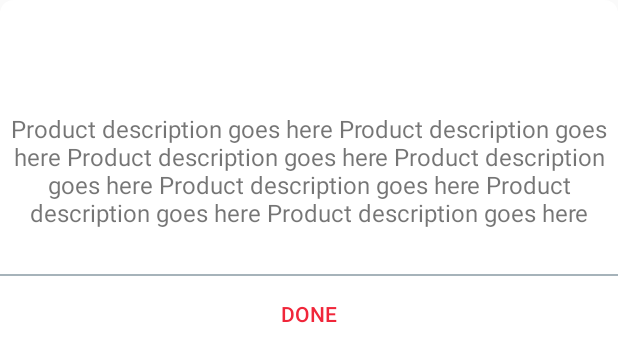
After one commit to PrishanM/SwifterUser, an Android app: the layout custom_product_details.xml on its own in the app's theme, with its tools: preview values and no code run, on a phone screen of 412 x 824 dp. The commit adds this screen. Shown: the top 362 px of the screen. Run offline under Robolectric (Android 15) with nearby library versions, the phone set to English and light mode, and no system bars; network calls fail.

Commit message:
Sprint 2

```diff
--- a/app/src/main/java/com/evensel/swyftr/purchase/CategoryProduct.java
+++ b/app/src/main/java/com/evensel/swyftr/purchase/CategoryProduct.java
@@ -26,7 +26,6 @@ import android.widget.EditText;
 import android.widget.ListView;
 import android.widget.TextView;
 
-import com.evensel.swyftr.MainActivity;
 import com.evensel.swyftr.R;
 import com.evensel.swyftr.util.AppController;
 import com.evensel.swyftr.util.AppURL;
@@ -136,7 +135,7 @@ public class CategoryProduct extends AppCompatActivity implements View.OnClickLi
     private void setupViewPager() {
         viewPager.setAdapter(null);
         ArrayList<String> titles = new ArrayList<>();
-        titles.add("Foodcity");
+        titles.add("Wine World");
 
         searchItemPagerAdapter =
                 new SearchItemPagerAdapter(getSupportFragmentManager(),titles);
--- a/app/src/main/java/com/evensel/swyftr/purchase/PurchaseFragment.java
+++ b/app/src/main/java/com/evensel/swyftr/purchase/PurchaseFragment.java
@@ -144,7 +144,7 @@ public class PurchaseFragment extends Fragment implements OnMapReadyCallback,Vie
         viewPager.getCurrentItem();
         viewPager.setAdapter(null);
         ArrayList<String> titles = new ArrayList<>();
-        titles.add("Foodcity");
+        titles.add("Wine World");
         /*titles.add("Grocerymart");
         titles.add("Laugfs");*/
         searchItemPagerAdapter =
@@ -157,7 +157,7 @@ public class PurchaseFragment extends Fragment implements OnMapReadyCallback,Vie
     private void setupViewPager() {
 
         ArrayList<String> titles = new ArrayList<>();
-        titles.add("Foodcity");
+        titles.add("Wine World");
         /*titles.add("Grocerymart");
         titles.add("Laugfs");*/
 
--- a/app/src/main/java/com/evensel/swyftr/util/JsonRequestManager.java
+++ b/app/src/main/java/com/evensel/swyftr/util/JsonRequestManager.java
@@ -1,6 +1,7 @@
 package com.evensel.swyftr.util;
 
 import android.content.Context;
+import android.util.Log;
 
 import com.android.volley.DefaultRetryPolicy;
 import com.android.volley.Request;
@@ -633,6 +634,9 @@ public class JsonRequestManager {
 
 		url = url+"&token="+token;
 
+		Log.d("XXXXXXXXXXXX",url);
+
+
 		JsonObjectRequest jsonObjReq = new JsonObjectRequest(Request.Method.GET,
 				url, null,
 				new Response.Listener<JSONObject>() {
--- /dev/null
+++ b/app/src/main/res/drawable/cornered_dialog.xml
@@ -0,0 +1,9 @@
+<?xml version="1.0" encoding="utf-8"?>
+<shape xmlns:android="http://schemas.android.com/apk/res/android">
+
+    <solid android:color="@android:color/white" />
+    <stroke android:width="3px" android:color="@android:color/white" />
+
+    <corners android:topLeftRadius="8dp" android:topRightRadius="8dp" android:bottomLeftRadius="8dp" android:bottomRightRadius="8dp"/>
+
+</shape>
--- a/app/src/main/res/layout/activity_cart.xml
+++ b/app/src/main/res/layout/activity_cart.xml
@@ -60,7 +60,7 @@
         <TextView
             android:layout_width="match_parent"
             android:layout_height="wrap_content"
-            android:text="Food City"
+            android:text="Wine World"
             android:textSize="@dimen/font_xxlarge"
             android:textColor="@android:color/black"/>
 
@@ -71,6 +71,10 @@
             android:textSize="@dimen/font_large"/>
 
     </LinearLayout>
+
+    <Space
+        android:layout_width="match_parent"
+        android:layout_height="@dimen/space_normal" />
 
     <com.baoyz.swipemenulistview.SwipeMenuListView
         android:id="@+id/listProducts"
--- /dev/null
+++ b/app/src/main/res/layout/custom_product_details.xml
@@ -0,0 +1,67 @@
+<?xml version="1.0" encoding="utf-8"?>
+<RelativeLayout xmlns:android="http://schemas.android.com/apk/res/android"
+    android:layout_width="match_parent"
+    android:layout_height="match_parent"
+    android:background="@drawable/cornered_dialog">
+
+    <LinearLayout
+        android:layout_width="match_parent"
+        android:layout_height="wrap_content"
+        android:orientation="vertical">
+
+        <TextView
+            android:id="@+id/txtProductName"
+            android:layout_width="match_parent"
+            android:layout_height="wrap_content"
+            android:text=""
+            android:textColor="@android:color/black"
+            android:textSize="@dimen/font_xlarge"
+            android:gravity="center"
+            android:paddingTop="@dimen/space_normal"
+            android:paddingBottom="@dimen/space_normal"/>
+
+        <Space
+            android:layout_width="match_parent"
+            android:layout_height="@dimen/space_large" />
+
+        <TextView
+            android:id="@+id/txtDescription"
+            android:layout_width="match_parent"
+            android:layout_height="wrap_content"
+            android:text="Product description goes here Product description goes here Product description goes here Product description goes here Product description goes here Product description goes here Product description goes here"
+            android:textSize="@dimen/font_large"
+            android:gravity="center"
+            android:paddingTop="@dimen/space_normal"
+            android:paddingBottom="@dimen/space_normal"/>
+
+        <Space
+            android:layout_width="match_parent"
+            android:layout_height="@dimen/space_large" />
+
+        <View
+            android:layout_width="match_parent"
+            android:layout_height="1dp"
+            android:background="@color/colorViewTransparent"/>
+
+        <LinearLayout
+            android:layout_width="match_parent"
+            android:layout_height="wrap_content"
+            android:orientation="horizontal"
+            android:weightSum="1"
+            android:gravity="center">
+
+            <Button
+                android:id="@+id/btnDone"
+                android:layout_width="0dp"
+                android:layout_weight="1"
+                android:layout_height="50dp"
+                android:text="Done"
+                android:textColor="@color/colorAccent"
+                android:background="@android:color/white"/>
+
+        </LinearLayout>
+
+
+    </LinearLayout>
+
+</RelativeLayout>
--- a/app/src/main/res/layout/fragment_items_base.xml
+++ b/app/src/main/res/layout/fragment_items_base.xml
@@ -55,7 +55,7 @@
                 android:id="@+id/imgLeft"
                 android:layout_width="40dp"
                 android:layout_height="40dp"
-                android:src="@drawable/go_back_btn"/>
+                android:src="@drawable/btn_home"/>
 
 
             <LinearLayout
```
Also changed, not shown: app/src/main/java/com/evensel/swyftr/purchase/SearchItemsRecycleAdapter.java (+31 -1 lines), app/src/main/res/drawable/cornered_button_white.xml (added, +9 -0 lines), app/src/main/res/layout/cart_layout.xml (+6 -6 lines), app/src/main/res/layout/fragment_purchase.xml (+3 -66 lines), app/src/main/res/layout/fragment_purchase_base.xml (+3 -9 lines), app/src/main/res/layout/item_grid_row.xml (+17 -8 lines), app/src/main/res/layout/test.xml (added, +22 -0 lines), app/src/main/res/drawable/change_add_btn.png (added), app/src/main/res/drawable/promo_star.png (added).
